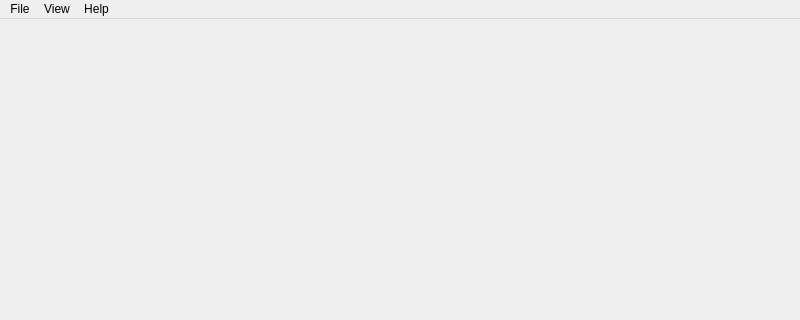
First picture: the form in src/mainwindow.ui, repository delcypher/simi-qt, before the edit; both pictures show x 0 to 800 and y 0 to 320 of the 800 by 600 pixel window.
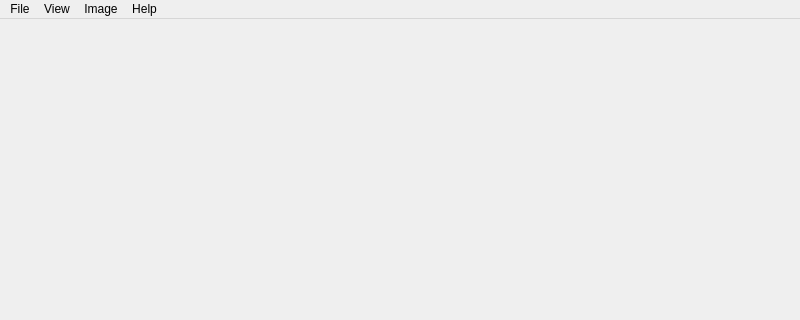
Second picture: the form after the edit. Custom widgets are drawn as their Qt base class.

Commit message: * Added menu option to show contrast dialog * Added code to make contrast dialog be shown.

```diff
--- a/src/mainwindow.ui
+++ b/src/mainwindow.ui
@@ -70,8 +70,15 @@
     <addaction name="actionAboutQt"/>
     <addaction name="actionDocumentation"/>
    </widget>
+   <widget class="QMenu" name="menuImage_2">
+    <property name="title">
+     <string>Image</string>
+    </property>
+    <addaction name="actionContrast"/>
+   </widget>
    <addaction name="menuFile"/>
    <addaction name="menuImage"/>
+   <addaction name="menuImage_2"/>
    <addaction name="menuHelp"/>
   </widget>
   <widget class="QStatusBar" name="statusbar"/>
```
Left out of the diff: 5 changed lines with no effect on the pictures. The commit also changes 2 other files.
